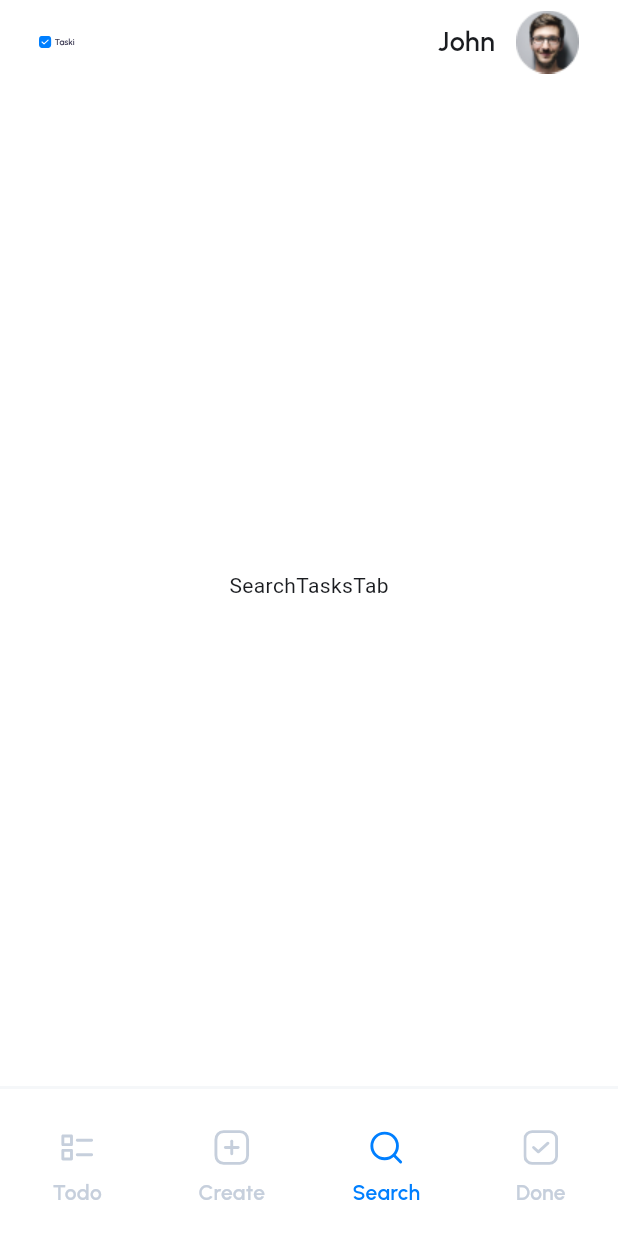
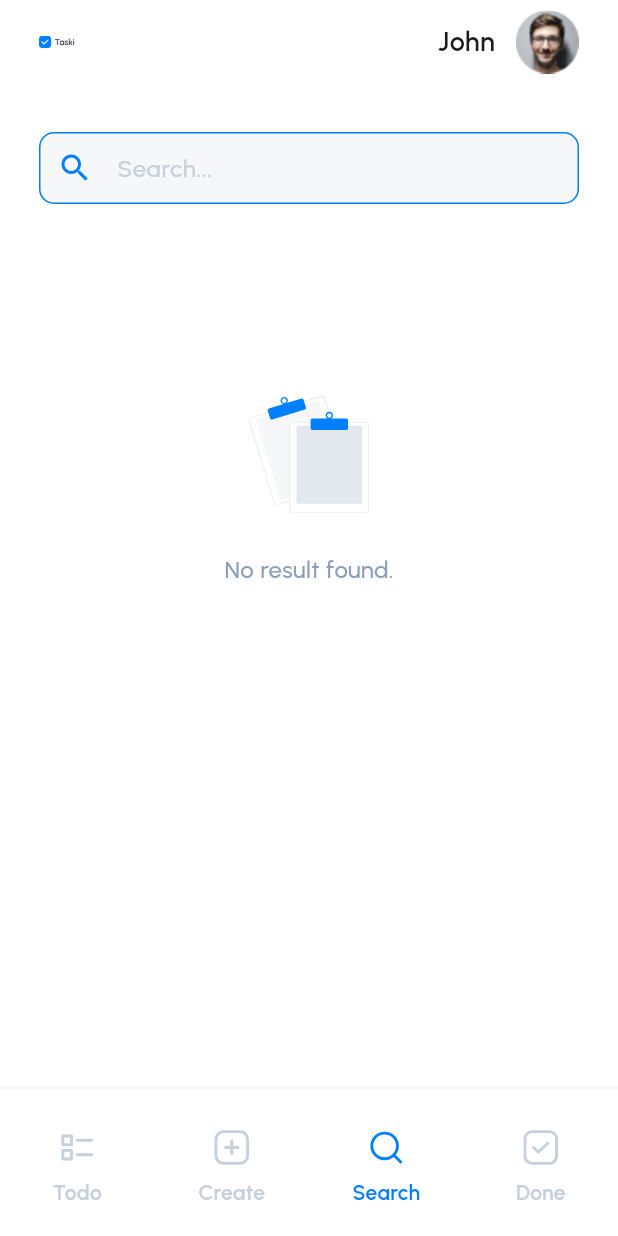
Before and after one commit to bxedy/todo_app, a Flutter app: the screen it shows after launch, item 3 of the bottom bar chosen, on a phone screen of 412 x 824 dp. Run offline on Flutter 3.47's test engine with Material 3 defaults, Android fonts, the phone set to English and light mode, and no system bars; our stand-ins replace flutter_svg, google_fonts.

Commit message:
feat: Adiciona aba de busca

```diff
--- /dev/null
+++ b/lib/features/tasks/presentation/components/empty_tasks_warning.dart
@@ -0,0 +1,28 @@
+import 'package:flutter/material.dart';
+import 'package:google_fonts/google_fonts.dart';
+import 'package:todo_app/core/ui/app_assets.dart';
+import 'package:todo_app/core/ui/app_colors.dart';
+
+class EmptyTasksWarning extends StatelessWidget {
+  const EmptyTasksWarning({
+    super.key,
+  });
+
+  @override
+  Widget build(BuildContext context) {
+    return Column(
+      children: [
+        AppAssets.emptyStateIllustration.svgPictureFromPath(height: 82, width: 80),
+        const SizedBox(height: 24),
+        Text(
+          'No result found.',
+          style: GoogleFonts.urbanist(
+            color: AppColors.slateBlue,
+            fontWeight: FontWeight.w500,
+            fontSize: 16,
+          ),
+        )
+      ],
+    );
+  }
+}
--- /dev/null
+++ b/lib/features/tasks/presentation/components/search_field.dart
@@ -0,0 +1,76 @@
+import 'package:flutter/material.dart';
+import 'package:google_fonts/google_fonts.dart';
+import 'package:todo_app/core/ui/app_colors.dart';
+
+class CustomSearchField extends StatefulWidget {
+  const CustomSearchField({super.key});
+
+  @override
+  State<CustomSearchField> createState() => _CustomSearchFieldState();
+}
+
+class _CustomSearchFieldState extends State<CustomSearchField> {
+  final TextEditingController _controller = TextEditingController();
+
+  @override
+  Widget build(BuildContext context) {
+    return TextFormField(
+      controller: _controller,
+      onChanged: (value) {
+        setState(() {});
+      },
+      style: GoogleFonts.urbanist(
+        color: AppColors.slatePurple,
+        fontWeight: FontWeight.w500,
+        fontSize: 16,
+      ),
+      decoration: InputDecoration(
+        contentPadding: EdgeInsets.zero,
+        filled: true,
+        fillColor: AppColors.paleWhite,
+        hintText: 'Search...',
+        hintStyle: GoogleFonts.urbanist(
+          color: AppColors.mutedAzure,
+          fontWeight: FontWeight.w500,
+          fontSize: 16,
+        ),
+        prefixIcon: const Icon(
+          Icons.search,
+          color: AppColors.blue,
+        ),
+        suffixIcon: _controller.text.isNotEmpty
+            ? IconButton(
+                icon: const Icon(
+                  Icons.cancel,
+                  color: AppColors.mutedAzure,
+                  size: 16,
+                ),
+                onPressed: () {
+                  _controller.clear();
+                  setState(() {});
+                },
+              )
+            : null,
+        border: OutlineInputBorder(
+          borderRadius: BorderRadius.circular(10.0),
+          borderSide: const BorderSide(
+            color: AppColors.blue,
+          ),
+        ),
+        enabledBorder: OutlineInputBorder(
+          borderRadius: BorderRadius.circular(10.0),
+          borderSide: const BorderSide(
+            color: AppColors.blue,
+          ),
+        ),
+        focusedBorder: OutlineInputBorder(
+          borderRadius: BorderRadius.circular(10.0),
+          borderSide: BorderSide(
+            color: AppColors.blue.withOpacity(.5),
+            width: 2,
+          ),
+        ),
+      ),
+    );
+  }
+}
--- a/lib/features/tasks/presentation/tabs/search_tasks/search_tasks_tab.dart
+++ b/lib/features/tasks/presentation/tabs/search_tasks/search_tasks_tab.dart
@@ -1,10 +1,21 @@
 import 'package:flutter/material.dart';
+import 'package:todo_app/features/tasks/presentation/components/empty_tasks_warning.dart';
+import 'package:todo_app/features/tasks/presentation/components/search_field.dart';
 
 class SearchTasksTab extends StatelessWidget {
   const SearchTasksTab({super.key});
 
   @override
   Widget build(BuildContext context) {
-    return const Center(child: Text('SearchTasksTab'));
+    return const Padding(
+      padding: EdgeInsets.symmetric(vertical: 32, horizontal: 26),
+      child: Column(
+        children: [
+          CustomSearchField(),
+          SizedBox(height: 126),
+          EmptyTasksWarning(),
+        ],
+      ),
+    );
   }
 }
```
